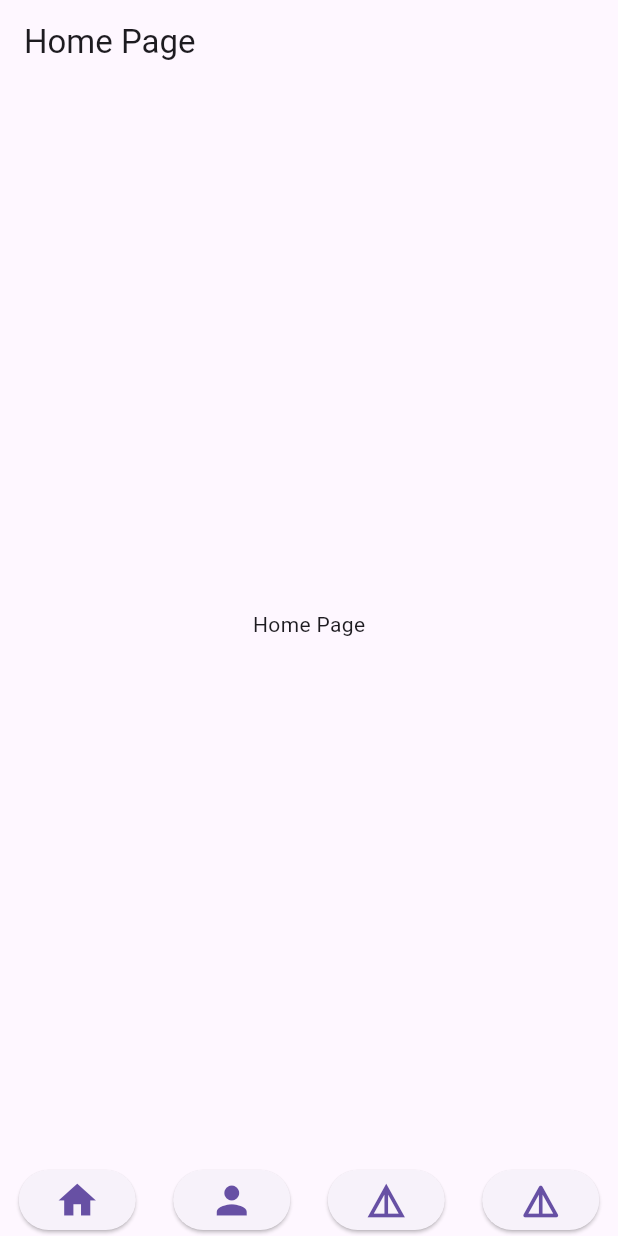
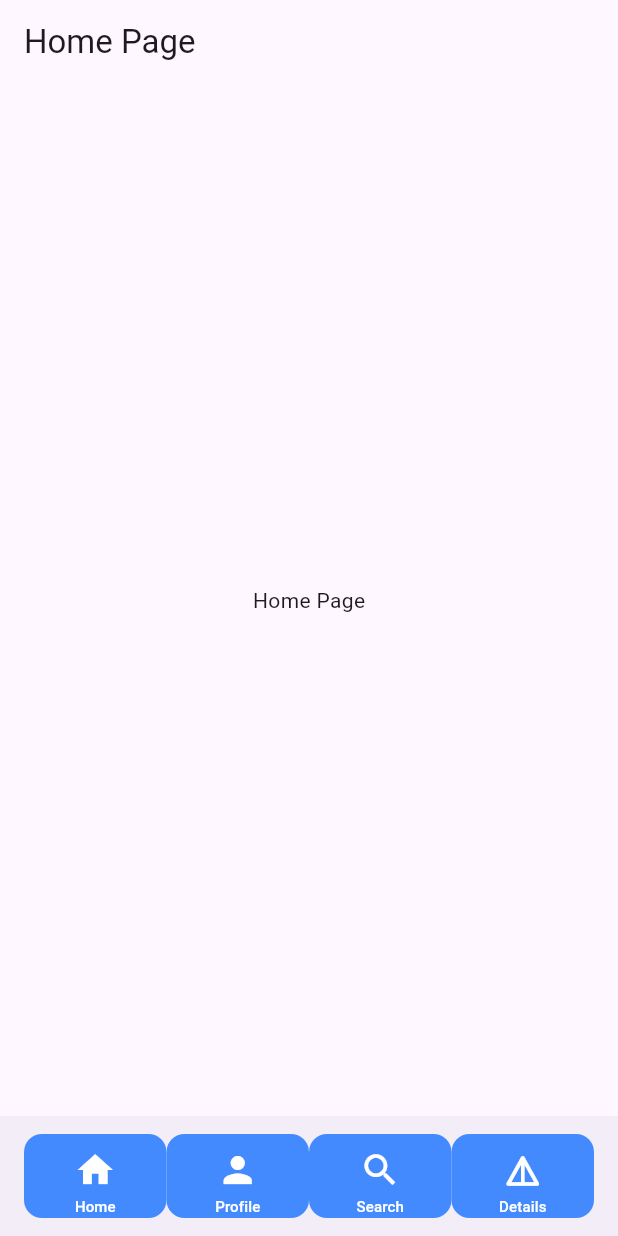
Before and after one commit to SajjadAli54/go_routing_demo, a Flutter app: the screen it shows after launch, on a phone screen of 412 x 824 dp. Run offline on Flutter 3.47's test engine with Material 3 defaults, Android fonts, the phone set to English and light mode, and no system bars; our stand-ins replace go_router.

Commit message:
Add Styles in bottom navigation bars

```diff
--- a/lib/app/navigation.dart
+++ b/lib/app/navigation.dart
@@ -1,46 +1,86 @@
 import 'package:flutter/material.dart';
 import 'package:go_router/go_router.dart';
 
-class Navigation extends StatelessWidget {
+class BottomNavigation extends StatelessWidget {
   final Widget child;
-  final state;
 
-  const Navigation({super.key, required this.child, required this.state});
+  const BottomNavigation({super.key, required this.child});
 
   @override
   Widget build(BuildContext context) {
     return Scaffold(
       body: child,
-      bottomNavigationBar: Row(
-        mainAxisAlignment: MainAxisAlignment.spaceAround,
-        children: [
-          ElevatedButton(
-              onPressed: () => GoRouter.of(context).go("/"),
-              child: const Icon(
-                Icons.home,
-                size: 30,
-              )),
-          ElevatedButton(
-              onPressed: () => GoRouter.of(context).go("/login"),
-              child: const Icon(
-                Icons.person,
-                size: 30,
-              )),
-          ElevatedButton(
-              onPressed: () => GoRouter.of(context).go("/users/searchParams"),
-              child: const Icon(
-                Icons.details,
-                size: 30,
-              )),
-          ElevatedButton(
-              onPressed: () => GoRouter.of(context).go(Uri(
-                  path: "/users",
-                  queryParameters: {"userId": "Query Params"}).toString()),
-              child: const Icon(
-                Icons.details_rounded,
-                size: 30,
-              ))
-        ],
+      bottomNavigationBar: BottomAppBar(
+        child: Row(
+          mainAxisAlignment: MainAxisAlignment.spaceEvenly,
+          children: [
+            _buildBottomNavItem(
+              context,
+              icon: Icons.home,
+              label: 'Home',
+              route: '/',
+            ),
+            _buildBottomNavItem(
+              context,
+              icon: Icons.person,
+              label: 'Profile',
+              route: '/login',
+            ),
+            _buildBottomNavItem(
+              context,
+              icon: Icons.search,
+              label: 'Search',
+              route: '/users/searchParams',
+            ),
+            _buildBottomNavItem(
+              context,
+              icon: Icons.details_rounded,
+              label: 'Details',
+              route: Uri(
+                path: "/users",
+                queryParameters: {"userId": "Query Params"},
+              ).toString(),
+            ),
+          ],
+        ),
+      ),
+    );
+  }
+
+  Widget _buildBottomNavItem(
+    BuildContext context, {
+    required IconData icon,
+    required String label,
+    required String route,
+  }) {
+    return Expanded(
+      child: TextButton(
+        onPressed: () => GoRouter.of(context).go(route),
+        style: TextButton.styleFrom(
+          padding: EdgeInsets.symmetric(vertical: 10),
+          backgroundColor: Colors.blueAccent,
+          shape: RoundedRectangleBorder(
+            borderRadius: BorderRadius.circular(12),
+          ),
+        ),
+        child: Column(
+          mainAxisSize: MainAxisSize.min,
+          children: [
+            Icon(
+              icon,
+              size: 28,
+              color: Colors.white,
+            ),
+            SizedBox(height: 3),
+            Text(
+              label,
+              style: TextStyle(
+                color: Colors.white,
+                fontSize: 10,
+              ),
+            ),
+          ],
+        ),
       ),
     );
   }
--- a/lib/main.dart
+++ b/lib/main.dart
@@ -10,10 +10,7 @@ import 'package:go_routing_demo/app/navigation.dart';
 final GlobalKey<NavigatorState> _rootNavigatorKey = GlobalKey<NavigatorState>();
 
 final shellRoute = ShellRoute(
-    builder: (context, state, child) => Navigation(
-          state: state,
-          child: child,
-        ),
+    builder: (context, state, child) => BottomNavigation(child: child),
     routes: [
       GoRoute(
         path: "/",
```
